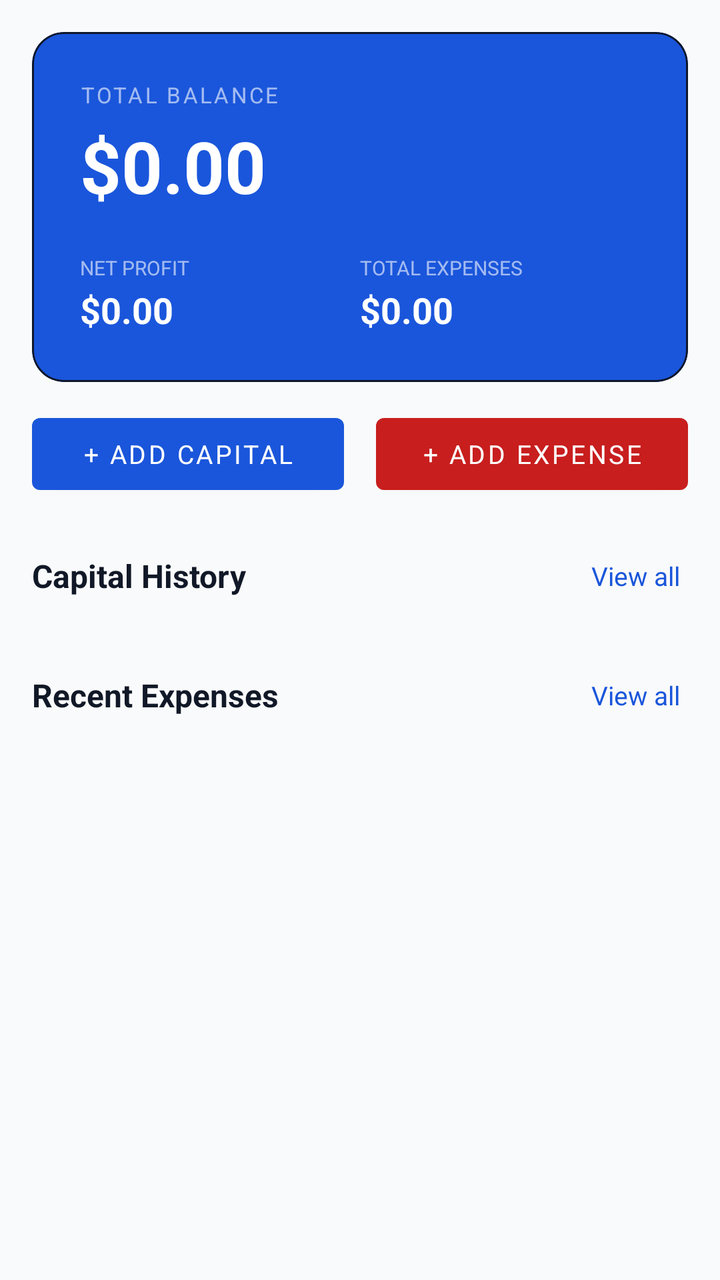
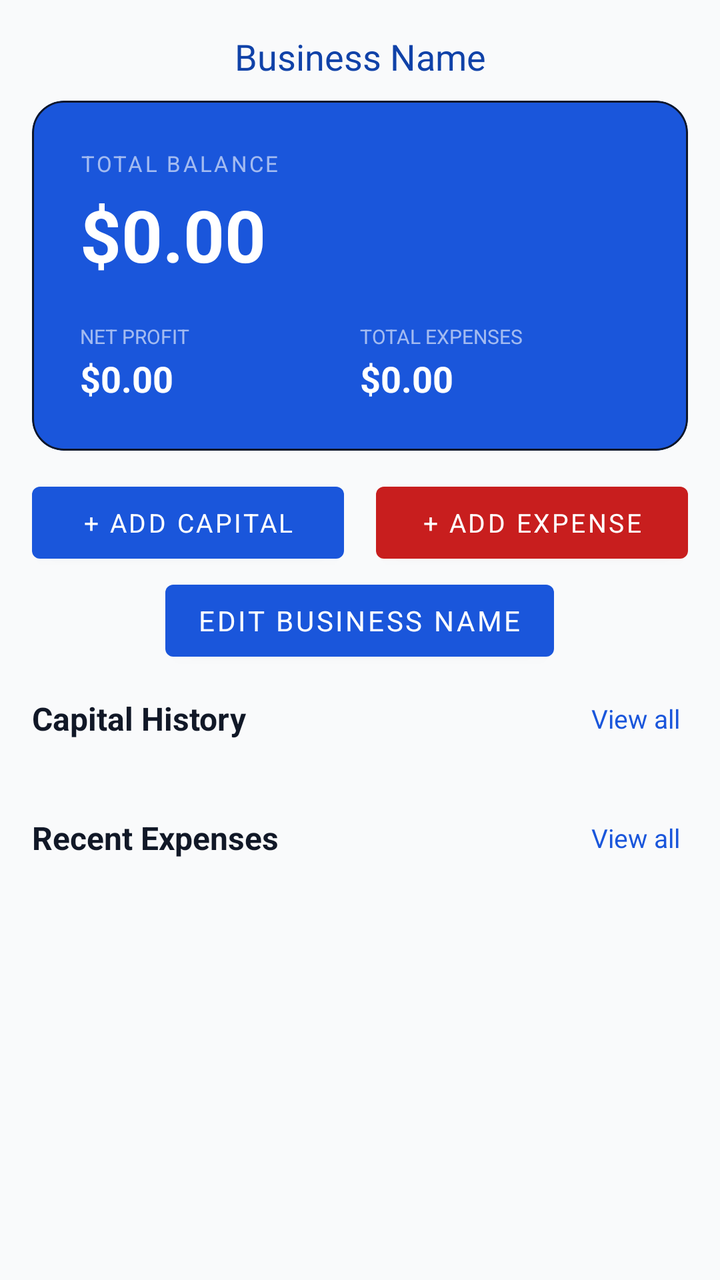

Compare the two renders of this Android layout. The source of the first and the diff that turns it into the second are given below.
<!-- AndroidManifest.xml: application theme Theme.MyStock -->
<!-- res/layout/fragment_account.xml -->
<?xml version="1.0" encoding="utf-8"?>
<ScrollView
    xmlns:android="http://schemas.android.com/apk/res/android"
    xmlns:app="http://schemas.android.com/apk/res-auto"
    android:layout_width="match_parent"
    android:layout_height="match_parent"
    android:background="@color/background"
    android:fillViewport="true">

    <LinearLayout
        android:layout_width="match_parent"
        android:layout_height="wrap_content"
        android:orientation="vertical"
        android:padding="16dp">

        
        <com.google.android.material.card.MaterialCardView
            android:layout_width="match_parent"
            android:layout_height="wrap_content"
            android:layout_marginBottom="12dp"
            app:cardCornerRadius="16dp"
            app:cardElevation="0dp"
            app:cardBackgroundColor="@color/primary">

            <LinearLayout
                android:layout_width="match_parent"
                android:layout_height="wrap_content"
                android:orientation="vertical"
                android:padding="24dp">

                <TextView
                    android:layout_width="wrap_content"
                    android:layout_height="wrap_content"
                    android:text="TOTAL BALANCE"
                    android:textSize="11sp"
                    android:textColor="#99FFFFFF"
                    android:letterSpacing="0.1"/>

                <TextView
                    android:id="@+id/tvTotalMoney"
                    android:layout_width="wrap_content"
                    android:layout_height="wrap_content"
                    android:text="$0.00"
                    android:textSize="36sp"
                    android:textStyle="bold"
                    android:textColor="#FFFFFF"
                    android:layout_marginTop="4dp"
                    android:layout_marginBottom="20dp"/>

                
                <LinearLayout
                    android:layout_width="match_parent"
                    android:layout_height="wrap_content"
                    android:orientation="horizontal">

                    <LinearLayout
                        android:layout_width="0dp"
                        android:layout_height="wrap_content"
                        android:layout_weight="1"
                        android:orientation="vertical">

                        <TextView
                            android:layout_width="wrap_content"
                            android:layout_height="wrap_content"
                            android:text="NET PROFIT"
                            android:textSize="10sp"
                            android:textColor="#99FFFFFF"/>

                        <TextView
                            android:id="@+id/tvTotalProfit"
                            android:layout_width="wrap_content"
                            android:layout_height="wrap_content"
                            android:text="$0.00"
                            android:textSize="18sp"
                            android:textStyle="bold"
                            android:textColor="#FFFFFF"
                            android:layout_marginTop="2dp"/>

                    </LinearLayout>

                    <LinearLayout
                        android:layout_width="0dp"
                        android:layout_height="wrap_content"
                        android:layout_weight="1"
                        android:orientation="vertical">

                        <TextView
                            android:layout_width="wrap_content"
                            android:layout_height="wrap_content"
                            android:text="TOTAL EXPENSES"
                            android:textSize="10sp"
                            android:textColor="#99FFFFFF"/>

                        <TextView
                            android:id="@+id/tvTotalExpenses"
                            android:layout_width="wrap_content"
                            android:layout_height="wrap_content"
                            android:text="$0.00"
                            android:textSize="18sp"
                            android:textStyle="bold"
                            android:textColor="#FFFFFF"
                            android:layout_marginTop="2dp"/>

                    </LinearLayout>

                </LinearLayout>

            </LinearLayout>

        </com.google.android.material.card.MaterialCardView>

        
        <LinearLayout
            android:layout_width="match_parent"
            android:layout_height="wrap_content"
            android:orientation="horizontal"
            android:layout_marginBottom="24dp">

            <com.google.android.material.button.MaterialButton
                android:id="@+id/btnAddMoney"
                android:layout_width="0dp"
                android:layout_height="wrap_content"
                android:layout_weight="1"
                android:layout_marginEnd="8dp"
                android:text="+ Add Capital"
                android:textSize="13sp"
                app:backgroundTint="@color/primary"/>

            <com.google.android.material.button.MaterialButton
                android:id="@+id/btnAddExpense"
                android:layout_width="0dp"
                android:layout_height="wrap_content"
                android:layout_weight="1"
                android:layout_marginStart="8dp"
                android:text="+ Add Expense"
                android:textSize="13sp"
                app:backgroundTint="@color/danger"/>

        </LinearLayout>

        
        <LinearLayout
            android:layout_width="match_parent"
            android:layout_height="wrap_content"
            android:orientation="horizontal"
            android:gravity="center_vertical"
            android:layout_marginBottom="10dp">

            <TextView
                android:layout_width="0dp"
                android:layout_height="wrap_content"
                android:layout_weight="1"
                android:text="Capital History"
                android:textSize="16sp"
                android:textStyle="bold"
                android:textColor="@color/text_primary"/>
            <TextView
                android:id="@+id/tvViewAllCapitals"
                android:layout_width="wrap_content"
                android:layout_height="wrap_content"
                android:text="View all"
                android:textSize="13sp"
                android:textColor="@color/primary"
                android:padding="4dp"/>


        </LinearLayout>

        <com.google.android.material.card.MaterialCardView
            android:layout_width="match_parent"
            android:layout_height="wrap_content"
            android:layout_marginBottom="24dp"
            app:cardCornerRadius="12dp"
            app:cardElevation="0dp"
            app:strokeColor="@color/border"
            app:strokeWidth="1dp"
            app:cardBackgroundColor="@color/surface">

            <LinearLayout
                android:id="@+id/layoutCapitalHistory"
                android:layout_width="match_parent"
                android:layout_height="wrap_content"
                android:orientation="vertical"/>

        </com.google.android.material.card.MaterialCardView>

        
        <LinearLayout
            android:layout_width="match_parent"
            android:layout_height="wrap_content"
            android:orientation="horizontal"
            android:gravity="center_vertical"
            android:layout_marginBottom="10dp">

            <TextView
                android:layout_width="0dp"
                android:layout_height="wrap_content"
                android:layout_weight="1"
                android:text="Recent Expenses"
                android:textSize="16sp"
                android:textStyle="bold"
                android:textColor="@color/text_primary"/>

            <TextView
                android:id="@+id/tvViewAllExpenses"
                android:layout_width="wrap_content"
                android:layout_height="wrap_content"
                android:text="View all"
                android:textSize="13sp"
                android:textColor="@color/primary"
                android:padding="4dp"/>

        </LinearLayout>

        <com.google.android.material.card.MaterialCardView
            android:layout_width="match_parent"
            android:layout_height="wrap_content"
            android:layout_marginBottom="20dp"
            app:cardCornerRadius="12dp"
            app:cardElevation="0dp"
            app:strokeColor="@color/border"
            app:strokeWidth="1dp"
            app:cardBackgroundColor="@color/surface">

            <LinearLayout
                android:id="@+id/layoutRecentExpenses"
                android:layout_width="match_parent"
                android:layout_height="wrap_content"
                android:orientation="vertical"/>

        </com.google.android.material.card.MaterialCardView>

    </LinearLayout>
</ScrollView>
<!-- resources referenced by this layout -->
<resources>
  <color name="background">#F9FAFB</color>
  <color name="border">#0F172A</color>
  <color name="danger">#C81E1E</color>
  <color name="primary">#1A56DB</color>
  <color name="surface">#FFFFFF</color>
  <color name="text_primary">#111827</color>
  <style name="Theme.MyStock" parent="Theme.MaterialComponents.DayNight.NoActionBar">
  
          
          <item name="colorPrimary">@color/primary</item>
          <item name="colorPrimaryDark">@color/primary_dark</item>
          <item name="colorPrimaryVariant">@color/primary_light</item>
          <item name="colorSecondary">@color/accent</item>
  
          
          <item name="android:windowBackground">@color/background</item>
  
          
          <item name="fontFamily">@font/dm_sans</item>
  
          
          <item name="materialCardViewStyle">@style/CardStyle</item>
  
      </style>
  <color name="primary_dark">#1042A8</color>
  <color name="primary_light">#EBF5FF</color>
  <color name="accent">#16BDCA</color>
  <style name="CardStyle" parent="Widget.MaterialComponents.CardView">
          <item name="cardCornerRadius">12dp</item>
          <item name="cardElevation">0dp</item>
          <item name="strokeColor">@color/border</item>
          <item name="strokeWidth">1dp</item>
          <item name="cardBackgroundColor">@color/surface</item>
      </style>
</resources>

<!-- the commit's change to res/layout/fragment_account.xml (unified diff, before → after) -->
@@ -12,6 +12,24 @@
         android:layout_height="wrap_content"
         android:orientation="vertical"
         android:padding="16dp">
+        <LinearLayout
+            android:layout_width="match_parent"
+            android:layout_height="wrap_content"
+            android:orientation="horizontal"
+            >
+
+            <TextView
+                android:id="@+id/tvBusinessName"
+                android:layout_width="0dp"
+                android:layout_height="wrap_content"
+                android:layout_weight="1"
+                android:text="Business Name"
+                android:textSize="18sp"
+                android:gravity="center"
+                android:layout_marginBottom="10dp"
+                android:textColor="@color/primary_dark"/>
+
+        </LinearLayout>
 
         
         <com.google.android.material.card.MaterialCardView
@@ -114,7 +132,7 @@
             android:layout_width="match_parent"
             android:layout_height="wrap_content"
             android:orientation="horizontal"
-            android:layout_marginBottom="24dp">
+            android:layout_marginBottom="1dp">
 
             <com.google.android.material.button.MaterialButton
                 android:id="@+id/btnAddMoney"
@@ -137,7 +155,19 @@
                 app:backgroundTint="@color/danger"/>
 
         </LinearLayout>
-
+        <LinearLayout
+            android:layout_width="match_parent"
+            android:layout_height="wrap_content"
+            android:orientation="horizontal"
+            android:gravity="center"
+            android:layout_marginBottom="12dp">
+
+            <Button
+                android:id="@+id/btnEditBusinessName"
+                android:layout_width="wrap_content"
+                android:layout_height="wrap_content"
+                android:text="Edit Business Name" />
+        </LinearLayout>
         
         <LinearLayout
             android:layout_width="match_parent"
